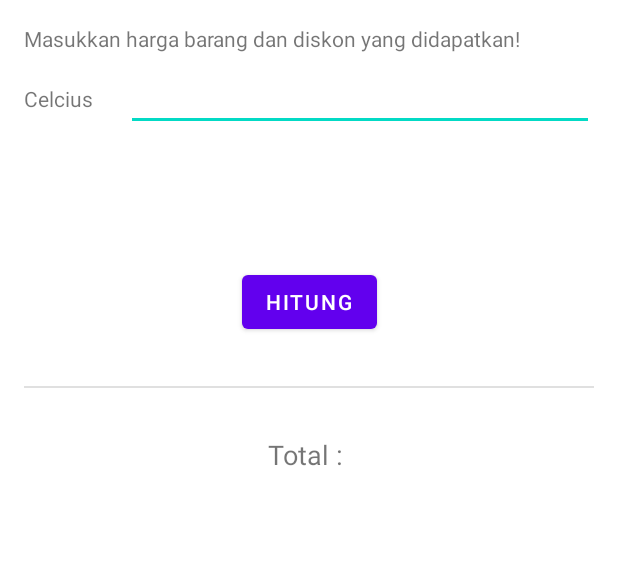
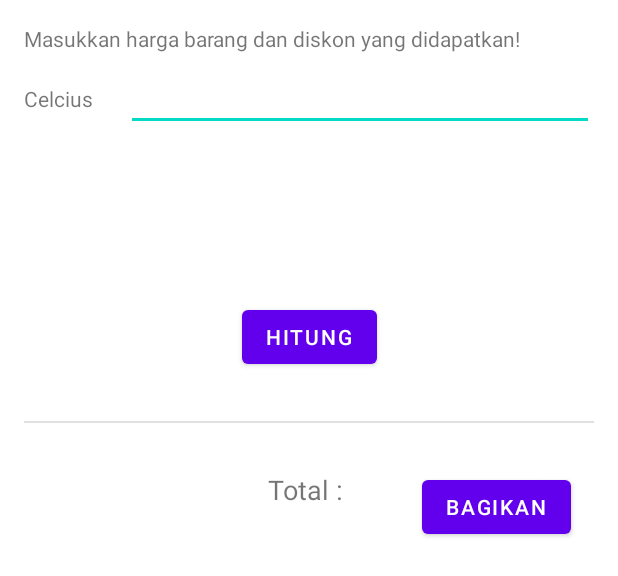
Before and after one commit to lutfan04/assesment2, an Android app: the layout fragment_hitung.xml on its own in the app's theme, with its tools: preview values and no code run, on a phone screen of 412 x 824 dp. Shown: the top 576 px of the screen. Run offline under Robolectric (Android 15) with nearby library versions, the phone set to English and light mode, and no system bars.

```diff
--- a/app/build.gradle
+++ b/app/build.gradle
@@ -1,6 +1,7 @@
 plugins {
     id 'com.android.application'
     id 'org.jetbrains.kotlin.android'
+    id 'androidx.navigation.safeargs.kotlin'
 }
 
 android {
--- /dev/null
+++ b/app/src/main/java/org/d3if0099/konversi/ui/AboutFragment.kt
@@ -0,0 +1,6 @@
+package org.d3if0099.konversi.ui
+
+import androidx.fragment.app.Fragment
+import org.d3if0099.konversi.R
+
+class AboutFragment : Fragment(R.layout.fragment_about)
--- a/app/src/main/res/layout/fragment_hitung.xml
+++ b/app/src/main/res/layout/fragment_hitung.xml
@@ -28,14 +28,14 @@
             android:layout_width="wrap_content"
             android:layout_height="wrap_content"
             android:layout_marginStart="16dp"
-            android:labelFor="@id/hargaEditText"
+            android:labelFor="@id/celciusEditText"
             android:text="@string/celcius"
-            app:layout_constraintBottom_toBottomOf="@+id/hargaEditText"
+            app:layout_constraintBottom_toBottomOf="@+id/celciusEditText"
             app:layout_constraintStart_toStartOf="parent"
-            app:layout_constraintTop_toTopOf="@+id/hargaEditText" />
+            app:layout_constraintTop_toTopOf="@+id/celciusEditText" />
 
         <EditText
-            android:id="@+id/hargaEditText"
+            android:id="@+id/celciusEditText"
             android:layout_width="312dp"
             android:layout_height="44dp"
             android:layout_marginTop="8dp"
@@ -55,7 +55,7 @@
             app:layout_constraintBottom_toBottomOf="parent"
             app:layout_constraintEnd_toEndOf="parent"
             app:layout_constraintStart_toStartOf="parent"
-            app:layout_constraintTop_toBottomOf="@+id/hargaEditText" />
+            app:layout_constraintTop_toBottomOf="@+id/celciusEditText" />
 
         <View
             android:id="@+id/divider"
@@ -70,7 +70,7 @@
             app:layout_constraintTop_toBottomOf="@+id/button" />
 
         <TextView
-            android:id="@+id/totalTextView"
+            android:id="@+id/fahrenheitTextView"
             android:layout_width="wrap_content"
             android:layout_height="wrap_content"
             android:layout_marginTop="32dp"
@@ -79,5 +79,23 @@
             app:layout_constraintStart_toStartOf="parent"
             app:layout_constraintTop_toBottomOf="@+id/divider"
             tools:text="Total : " />
+
+        <Button
+            android:id="@+id/shareButton"
+            android:layout_width="wrap_content"
+            android:layout_height="wrap_content"
+            android:layout_marginStart="32dp"
+            android:layout_marginEnd="16dp"
+            android:text="@string/bagikan"
+            app:layout_constraintEnd_toEndOf="parent"
+            app:layout_constraintStart_toEndOf="@+id/fahrenheitTextView"
+            app:layout_constraintTop_toTopOf="@+id/fahrenheitTextView" />
+        <androidx.constraintlayout.widget.Group
+            android:id="@+id/buttonGroup"
+            android:layout_width="wrap_content"
+            android:layout_height="wrap_content"
+            android:visibility="invisible"
+            app:constraint_referenced_ids="fahrenheitTextView,shareButton"
+            tools:visibility="visible" />
     </androidx.constraintlayout.widget.ConstraintLayout>
 </ScrollView>
--- a/app/src/main/res/values/strings.xml
+++ b/app/src/main/res/values/strings.xml
@@ -6,5 +6,9 @@
     <string name="total">Fahrenheit : %s</string>
     <string name="harga_invalid">Suhu celcius tidak boleh kosong.</string>
     <string name="celcius_invalid">celcius</string>
-
+    <string name="tentang_aplikasi">Tentang Aplikasi</string>
+    <string name="copyright">Aplikasi ini adalah sebuah konverter suhu sederhana yang memungkinkan pengguna untuk mengonversi suhu seperti Celsius ke Fahrenheit
+.\n\nAplikasi ini menggunakan arsitektur MVVM (Model-View-ViewModel) untuk memisahkan logika bisnis dari tampilan. Data binding digunakan untuk menghubungkan data antara ViewModel dan tampilan, sehingga perubahan pada data ViewModel akan secara otomatis memperbarui tampilan, dan sebaliknya.</string>
+    <string name="bagikan">bagikan</string>
+    <string name="bagikan_template">Celcius: %1s\n %2s\n</string>
 </resources>
--- a/build.gradle
+++ b/build.gradle
@@ -3,4 +3,5 @@ plugins {
     id 'com.android.application' version '7.4.1' apply false
     id 'com.android.library' version '7.4.1' apply false
     id 'org.jetbrains.kotlin.android' version '1.8.0' apply false
+    id 'androidx.navigation.safeargs' version '2.5.3' apply false
 }
```
Also changed, not shown: app/src/main/java/org/d3if0099/konversi/ui/HitungFragment.kt (+50 -9 lines), app/src/main/res/layout/fragment_about.xml (added, +8 -0 lines), app/src/main/res/menu/options_menu.xml (added, +7 -0 lines), app/src/main/res/navigation/navigation.xml (+9 -1 lines).
